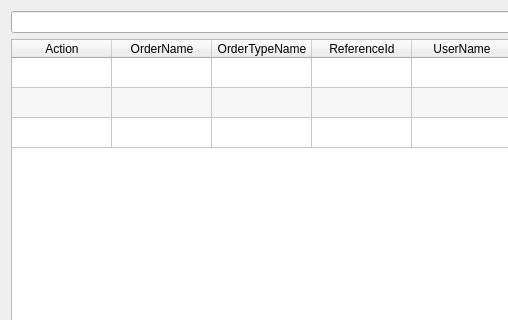
Old version of the form app/views/templates/ManageItemSold.ui in the repository rondalefloyd/mts-pos; both pictures show x 0 to 508 and y 0 to 320 of the 665 by 629 pixel window.
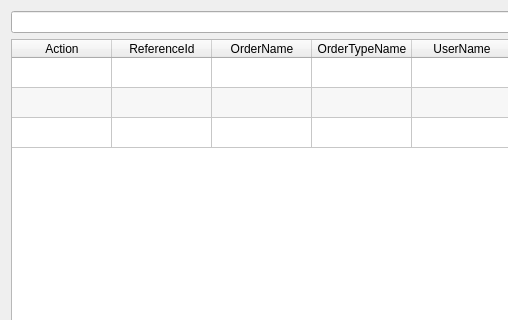
New version of the form.

What changed in the file:
```diff
--- a/app/views/templates/ManageItemSold.ui
+++ b/app/views/templates/ManageItemSold.ui
@@ -76,6 +76,11 @@
          <string>Action</string>
         </property>
        </column>
+       <column>
+        <property name="text">
+         <string>ReferenceId</string>
+        </property>
+       </column>
        <column>
         <property name="text">
          <string>OrderName</string>
@@ -86,11 +91,6 @@
          <string>OrderTypeName</string>
         </property>
        </column>
-       <column>
-        <property name="text">
-         <string>ReferenceId</string>
-        </property>
-       </column>
        <column>
         <property name="text">
          <string>UserName</string>
```
